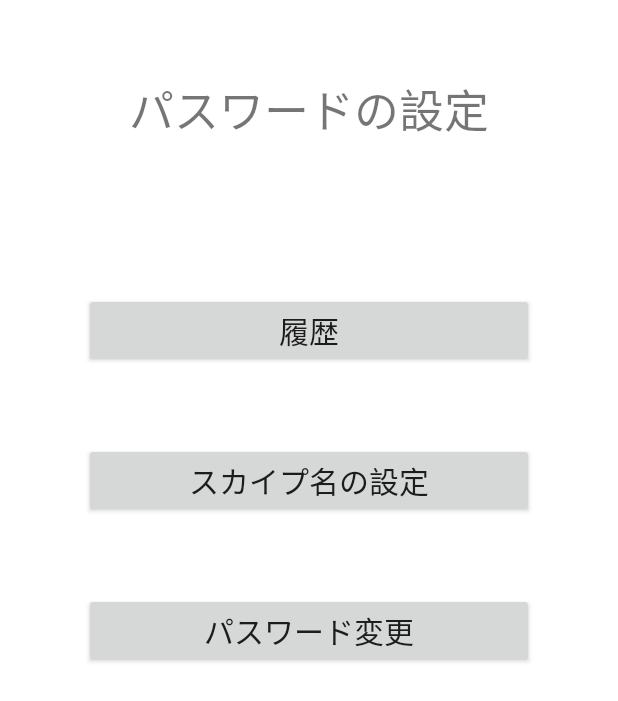
After one commit to anima41/PingPhone, an Android app: the SettingsMenu screen opened directly, with no data from a screen before it, on a phone screen of 412 x 824 dp. The commit adds this screen. Shown: the top 701 px of the screen. Run offline under Robolectric (Android 15) with nearby library versions, the phone set to English and light mode, and no system bars.

Commit message:
add settingMenu

```diff
--- a/app/src/main/AndroidManifest.xml
+++ b/app/src/main/AndroidManifest.xml
@@ -36,6 +36,10 @@
             android:name=".Debug"
             android:label="@string/title_activity_debug" >
         </activity>
+        <activity
+            android:name=".SettingsMenu"
+            android:label="@string/title_activity_settings_menu" >
+        </activity>
     </application>
 
 </manifest>
--- /dev/null
+++ b/app/src/main/java/com/redandborder/pingphone/SettingsMenu.java
@@ -0,0 +1,56 @@
+package com.redandborder.pingphone;
+
+import android.content.Intent;
+import android.support.v7.app.ActionBarActivity;
+import android.os.Bundle;
+import android.view.Menu;
+import android.view.MenuItem;
+import android.view.View;
+import android.view.View.OnClickListener;
+import android.widget.Button;
+
+
+public class SettingsMenu extends ActionBarActivity implements OnClickListener{
+
+    @Override
+    protected void onCreate(Bundle savedInstanceState) {
+        super.onCreate(savedInstanceState);
+        setContentView(R.layout.activity_settings_menu);
+
+        //ToDo hoka ni kakikata aru nodeha?
+        Button menuHistory = (Button)findViewById(R.id.menu_history);
+        menuHistory.setOnClickListener(this);
+
+        Button menuSkype = (Button)findViewById(R.id.menu_skype);
+        menuSkype.setOnClickListener(this);
+
+        Button menuPass = (Button)findViewById(R.id.menu_passward);
+        menuPass.setOnClickListener(this);
+
+    }
+
+    public void onClick (View v){
+        switch (v.getId()) {
+            case R.id.menu_history:
+                Intent intent1 = new Intent(SettingsMenu.this, History.class);
+                startActivity(intent1);
+                SettingsMenu.this.finish();
+                break;
+
+            case R.id.menu_skype:
+                Intent intent2 = new Intent(SettingsMenu.this, SkypeSetting.class);
+                startActivity(intent2);
+                SettingsMenu.this.finish();
+                break;
+
+            case R.id.menu_passward:
+                Intent intent3 = new Intent(SettingsMenu.this, PasswordSetting.class);
+                startActivity(intent3);
+                SettingsMenu.this.finish();
+                break;
+
+            default:
+                break;
+        }
+    }
+}
--- /dev/null
+++ b/app/src/main/res/layout/activity_settings_menu.xml
@@ -0,0 +1,44 @@
+<LinearLayout xmlns:android="http://schemas.android.com/apk/res/android"
+                xmlns:tools="http://schemas.android.com/tools"
+                android:layout_width="match_parent"
+                android:layout_height="match_parent"
+                android:orientation="vertical"
+                tools:context="com.redandborder.pingphone.SettingsMenu">
+
+    <TextView
+        android:layout_width="wrap_content"
+        android:layout_height="wrap_content"
+        android:layout_gravity="center_horizontal"
+        android:layout_marginTop="50dp"
+        android:text="@string/password_setting"
+        android:textSize="30sp"/>
+
+    <Button
+        android:id="@+id/menu_history"
+        android:layout_width="300dp"
+        android:layout_height="50dp"
+        android:layout_marginTop="100dp"
+        android:layout_gravity="center_horizontal"
+        android:textSize="20dp"
+        android:text="@string/menu_history"/>
+
+    <Button
+        android:id="@+id/menu_skype"
+        android:layout_width="300dp"
+        android:layout_height="50dp"
+        android:layout_marginTop="50dp"
+        android:layout_gravity="center_horizontal"
+        android:textSize="20dp"
+        android:text="@string/menu_skype"/>
+
+    <Button
+        android:id="@+id/menu_passward"
+        android:layout_width="300dp"
+        android:layout_height="50dp"
+        android:layout_marginTop="50dp"
+        android:layout_gravity="center_horizontal"
+        android:textSize="20dp"
+        android:text="@string/menu_password"/>
+
+
+</LinearLayout>
--- a/app/src/main/res/layout/activity_standby.xml
+++ b/app/src/main/res/layout/activity_standby.xml
@@ -35,6 +35,7 @@
         android:textSize="30dp"/>
 
     <Button
+        android:id="@+id/settingsMenuButton"
         android:layout_width="wrap_content"
         android:layout_height="wrap_content"
         android:layout_alignParentBottom="true"
--- a/app/src/main/res/values/strings.xml
+++ b/app/src/main/res/values/strings.xml
@@ -35,5 +35,6 @@
     <string name="warning_equals">違うパスワードを設定してください</string>
     <string name="pass_change">変更しました</string>
     <string name="title_activity_debug">Debug</string>
+    <string name="title_activity_settings_menu">SettingsMenu</string>
 
 </resources>
```
Also changed, not shown: app/src/main/java/com/redandborder/pingphone/Standby.java (+12 -5 lines), app/src/main/res/menu/menu_settings_menu.xml (added, +9 -0 lines).
